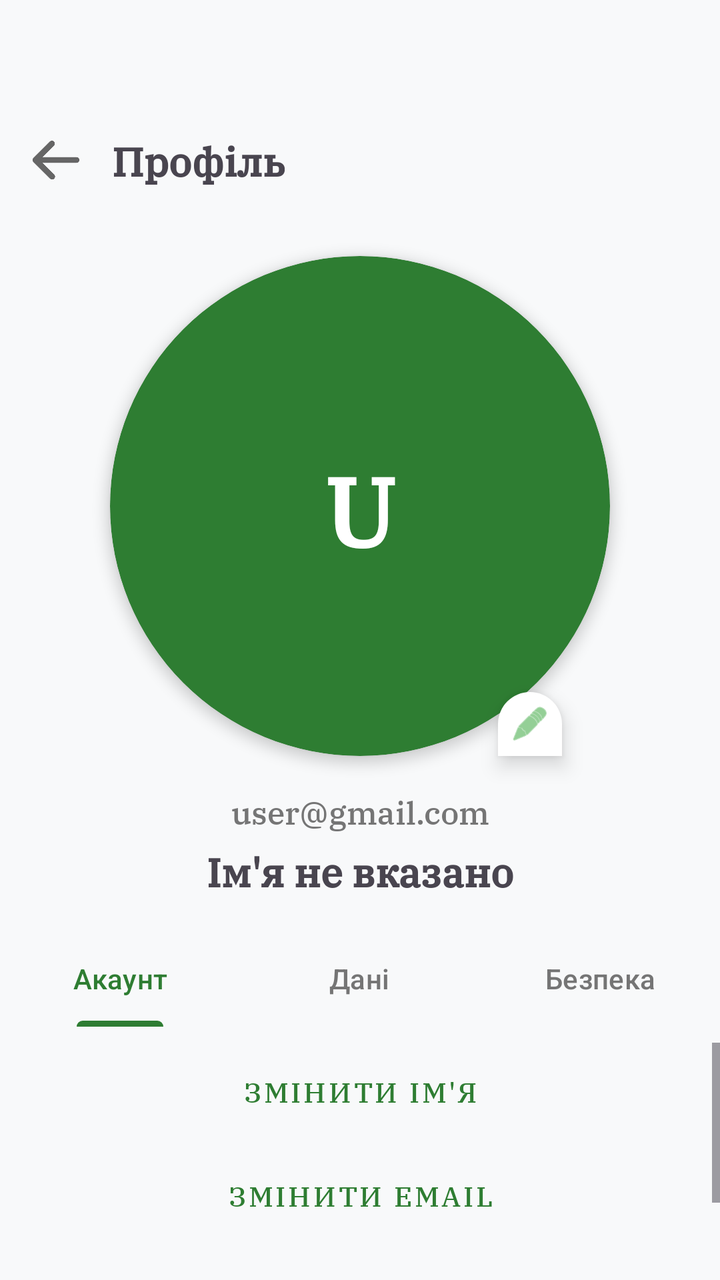
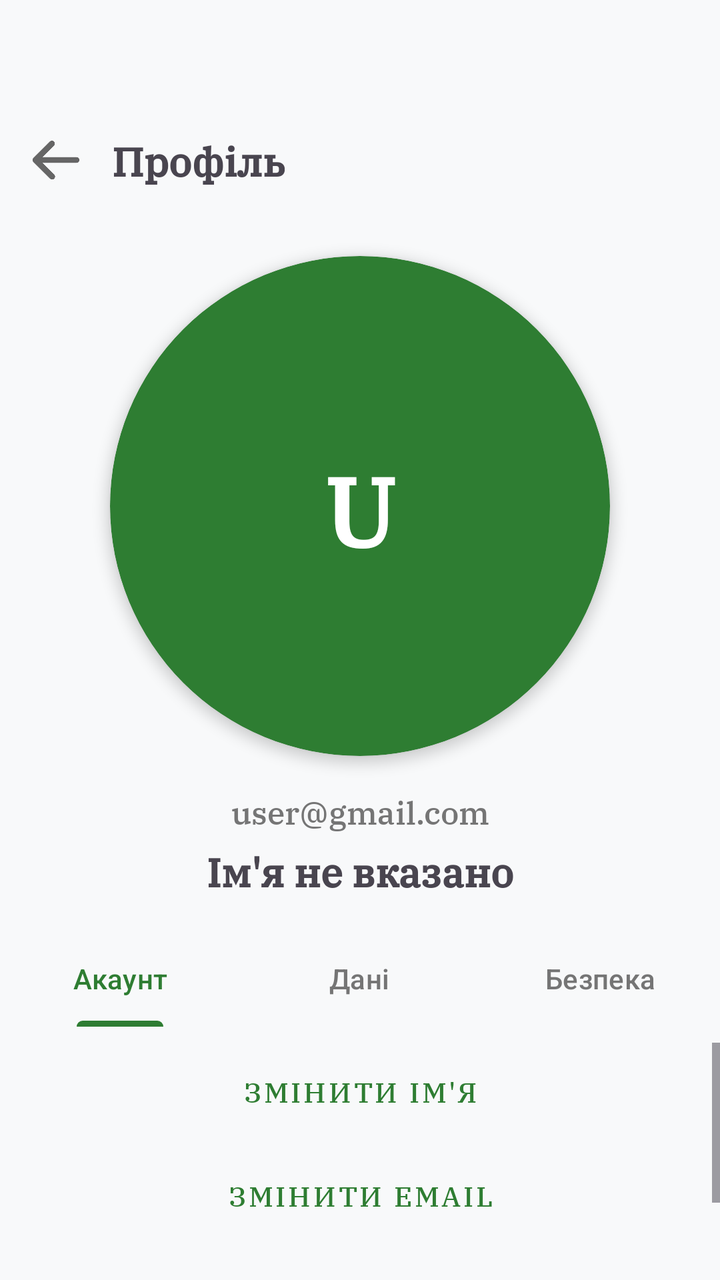

Before-and-after screenshots of an Android layout around one commit, followed by the original layout XML and the change that was made.
<!-- AndroidManifest.xml: application theme Theme.MyFinance -->
<!-- res/layout/activity_profile.xml -->
<?xml version="1.0" encoding="utf-8"?>
<androidx.constraintlayout.widget.ConstraintLayout xmlns:android="http://schemas.android.com/apk/res/android"
    xmlns:app="http://schemas.android.com/apk/res-auto"
    xmlns:tools="http://schemas.android.com/tools"
    android:layout_width="match_parent"
    android:layout_height="match_parent"
    android:background="#F8F9FA"
    tools:context=".ProfileActivity">

    <LinearLayout
        android:id="@+id/toolbar"
        android:layout_width="match_parent"
        android:layout_height="wrap_content"
        android:layout_marginTop="48dp"
        android:gravity="center_vertical"
        android:minHeight="?attr/actionBarSize"
        android:orientation="horizontal"
        android:paddingHorizontal="16dp"
        app:layout_constraintTop_toTopOf="parent">

        <ImageView
            android:id="@+id/btnBack"
            android:layout_width="24dp"
            android:layout_height="24dp"
            android:contentDescription="Назад"
            android:src="@drawable/ic_back_arrow" />

        <TextView
            android:layout_width="wrap_content"
            android:layout_height="wrap_content"
            android:layout_marginStart="16dp"
            android:text="Профіль"
            android:textSize="20sp"
            android:textStyle="bold" />
    </LinearLayout>

    <androidx.cardview.widget.CardView
        android:id="@+id/cvBigProfile"
        android:layout_width="250dp"
        android:layout_height="250dp"
        android:layout_marginTop="16dp"
        android:clickable="true"
        android:focusable="true"
        android:foreground="?android:attr/selectableItemBackground"
        app:cardBackgroundColor="@color/primary_green"
        app:cardCornerRadius="200dp"
        app:cardElevation="4dp"
        app:layout_constraintEnd_toEndOf="parent"
        app:layout_constraintStart_toStartOf="parent"
        app:layout_constraintTop_toBottomOf="@id/toolbar">

        <TextView
            android:id="@+id/tvBigProfileLetter"
            android:layout_width="match_parent"
            android:layout_height="match_parent"
            android:gravity="center"
            android:text="U"
            android:textColor="#FFFFFF"
            android:textSize="48sp"
            android:textStyle="bold" />

        <ImageView
            android:id="@+id/ivBigProfile"
            android:layout_width="match_parent"
            android:layout_height="match_parent"
            android:scaleType="centerCrop"
            android:visibility="gone" />
    </androidx.cardview.widget.CardView>

    <ImageView
        android:layout_width="32dp"
        android:layout_height="32dp"
        android:background="@drawable/rounded_bottom_sheet"
        android:elevation="6dp"
        android:padding="6dp"
        android:src="@android:drawable/ic_menu_edit"
        app:layout_constraintBottom_toBottomOf="@id/cvBigProfile"
        app:layout_constraintEnd_toEndOf="@id/cvBigProfile"
        app:tint="#4CAF50"
        android:layout_marginEnd="24dp" />

    <TextView
        android:id="@+id/tvEmailDisplay"
        android:layout_width="wrap_content"
        android:layout_height="wrap_content"
        android:layout_marginTop="16dp"
        android:text="user@gmail.com"
        android:textColor="#757575"
        android:textSize="16sp"
        app:layout_constraintEnd_toEndOf="parent"
        app:layout_constraintStart_toStartOf="parent"
        app:layout_constraintTop_toBottomOf="@id/cvBigProfile" />

    <TextView
        android:id="@+id/tvNameDisplay"
        android:layout_width="wrap_content"
        android:layout_height="wrap_content"
        android:layout_marginTop="4dp"
        android:text="Ім'я не вказано"
        android:textSize="20sp"
        android:textStyle="bold"
        app:layout_constraintEnd_toEndOf="parent"
        app:layout_constraintStart_toStartOf="parent"
        app:layout_constraintTop_toBottomOf="@id/tvEmailDisplay" />

    <com.google.android.material.tabs.TabLayout
        android:id="@+id/tabLayout"
        android:layout_width="match_parent"
        android:layout_height="wrap_content"
        android:layout_marginTop="16dp"
        android:background="@android:color/transparent"
        app:layout_constraintTop_toBottomOf="@id/tvNameDisplay"
        app:tabIndicatorColor="@color/primary_green"
        app:tabSelectedTextColor="@color/primary_green"
        app:tabTextColor="#757575">

        <com.google.android.material.tabs.TabItem
            android:layout_width="wrap_content"
            android:layout_height="wrap_content"
            android:text="Акаунт" />

        <com.google.android.material.tabs.TabItem
            android:layout_width="wrap_content"
            android:layout_height="wrap_content"
            android:text="Дані" />

        <com.google.android.material.tabs.TabItem
            android:layout_width="wrap_content"
            android:layout_height="wrap_content"
            android:text="Безпека" />
    </com.google.android.material.tabs.TabLayout>

    <ScrollView
        android:layout_width="match_parent"
        android:layout_height="0dp"
        android:layout_marginTop="8dp"
        app:layout_constraintBottom_toBottomOf="parent"
        app:layout_constraintTop_toBottomOf="@id/tabLayout">

        <FrameLayout
            android:layout_width="match_parent"
            android:layout_height="wrap_content"
            android:paddingHorizontal="24dp"
            android:paddingBottom="24dp">

            <LinearLayout
                android:id="@+id/layoutAccount"
                android:layout_width="match_parent"
                android:layout_height="wrap_content"
                android:orientation="vertical">

                <Button
                    android:id="@+id/btnChangeName"
                    style="@style/Widget.MaterialComponents.Button.OutlinedButton"
                    android:layout_width="match_parent"
                    android:layout_height="wrap_content"
                    android:layout_marginBottom="4dp"
                    android:text="Змінити ім'я" />

                <Button
                    android:id="@+id/btnChangeEmail"
                    style="@style/Widget.MaterialComponents.Button.OutlinedButton"
                    android:layout_width="match_parent"
                    android:layout_height="wrap_content"
                    android:layout_marginBottom="4dp"
                    android:text="Змінити email" />

                <Button
                    android:id="@+id/btnChangePassword"
                    style="@style/Widget.MaterialComponents.Button.OutlinedButton"
                    android:layout_width="match_parent"
                    android:layout_height="wrap_content"
                    android:text="Змінити пароль" />
            </LinearLayout>

            <LinearLayout
                android:id="@+id/layoutData"
                android:layout_width="match_parent"
                android:layout_height="wrap_content"
                android:orientation="vertical"
                android:visibility="gone">

                <Button
                    android:id="@+id/btnExportData"
                    style="@style/Widget.MaterialComponents.Button.OutlinedButton"
                    android:layout_width="match_parent"
                    android:layout_height="wrap_content"
                    android:layout_marginBottom="4dp"
                    android:text="Експорт"
                    android:textColor="#4CAF50"
                    app:icon="@android:drawable/ic_menu_save"
                    app:iconTint="#4CAF50"
                    app:strokeColor="#4CAF50" />

                <Button
                    android:id="@+id/btnImportData"
                    style="@style/Widget.MaterialComponents.Button.OutlinedButton"
                    android:layout_width="match_parent"
                    android:layout_height="wrap_content"
                    android:text="Імпорт"
                    android:textColor="#FF9800"
                    app:icon="@android:drawable/ic_menu_upload"
                    app:iconTint="#FF9800"
                    app:strokeColor="#FF9800" />
            </LinearLayout>

            <LinearLayout
                android:id="@+id/layoutSystem"
                android:layout_width="match_parent"
                android:layout_height="wrap_content"
                android:orientation="vertical"
                android:visibility="gone">

                <Button
                    android:id="@+id/btnLogout"
                    android:layout_width="match_parent"
                    android:layout_height="wrap_content"
                    android:layout_marginBottom="4dp"
                    android:backgroundTint="#757575"
                    android:text="Вийти з акаунта" />

                <Button
                    android:id="@+id/btnDeleteAccount"
                    android:layout_width="match_parent"
                    android:layout_height="wrap_content"
                    android:backgroundTint="#F44336"
                    android:text="Видалити акаунт"
                    android:textColor="#FFFFFF" />
            </LinearLayout>

        </FrameLayout>
    </ScrollView>

    <ProgressBar
        android:id="@+id/progressBar"
        android:layout_width="wrap_content"
        android:layout_height="wrap_content"
        android:visibility="gone"
        app:layout_constraintBottom_toBottomOf="parent"
        app:layout_constraintEnd_toEndOf="parent"
        app:layout_constraintStart_toStartOf="parent"
        app:layout_constraintTop_toTopOf="parent" />

</androidx.constraintlayout.widget.ConstraintLayout>
<!-- resources referenced by this layout -->
<resources>
  <color name="primary_green">#2E7D32</color>
  <!-- drawable ic_back_arrow: png bitmap (drawable, 5879 bytes) -->
  <!-- drawable rounded_bottom_sheet (drawable) -->
  <?xml version="1.0" encoding="utf-8"?>
  <shape xmlns:android="http://schemas.android.com/apk/res/android"
      android:shape="rectangle">
      <solid android:color="#FFFFFF" />
      <corners
          android:topLeftRadius="24dp"
          android:topRightRadius="24dp" />
  </shape>
  <style name="Theme.MyFinance" parent="Base.Theme.MyFinance" />
  <style name="Base.Theme.MyFinance" parent="Theme.Material3.DayNight.NoActionBar">
          <item name="colorPrimary">@color/primary_green</item>
          <item name="colorSecondary">@color/primary_green_light</item>
  
          <item name="android:fontFamily">@font/ibm_plex_serif</item>
          <item name="fontFamily">@font/ibm_plex_serif</item>
      </style>
  <color name="primary_green_light">#4CAF50</color>
</resources>

<!-- the commit's change to res/layout/activity_profile.xml (unified diff, before → after) -->
@@ -67,18 +67,6 @@
             android:visibility="gone" />
     </androidx.cardview.widget.CardView>
 
-    <ImageView
-        android:layout_width="32dp"
-        android:layout_height="32dp"
-        android:background="@drawable/rounded_bottom_sheet"
-        android:elevation="6dp"
-        android:padding="6dp"
-        android:src="@android:drawable/ic_menu_edit"
-        app:layout_constraintBottom_toBottomOf="@id/cvBigProfile"
-        app:layout_constraintEnd_toEndOf="@id/cvBigProfile"
-        app:tint="#4CAF50"
-        android:layout_marginEnd="24dp" />
-
     <TextView
         android:id="@+id/tvEmailDisplay"
         android:layout_width="wrap_content"
<!-- resource entries referenced after the edit -->
@@ -2,15 +2,6 @@
 <resources>
   <color name="primary_green">#2E7D32</color>
   <!-- drawable ic_back_arrow: png bitmap (drawable, 5879 bytes) -->
-  <!-- drawable rounded_bottom_sheet (drawable) -->
-  <?xml version="1.0" encoding="utf-8"?>
-  <shape xmlns:android="http://schemas.android.com/apk/res/android"
-      android:shape="rectangle">
-      <solid android:color="#FFFFFF" />
-      <corners
-          android:topLeftRadius="24dp"
-          android:topRightRadius="24dp" />
-  </shape>
   <style name="Theme.MyFinance" parent="Base.Theme.MyFinance" />
   <style name="Base.Theme.MyFinance" parent="Theme.Material3.DayNight.NoActionBar">
           <item name="colorPrimary">@color/primary_green</item>
